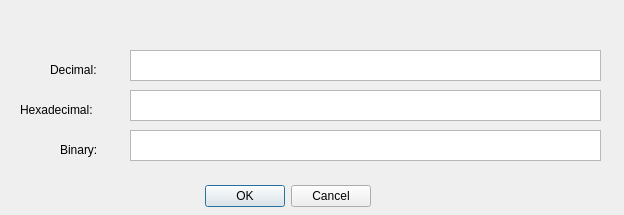
First picture: the form in hexwalk/converterdialog.ui, repository gcarmix/HexWalk, before the edit.
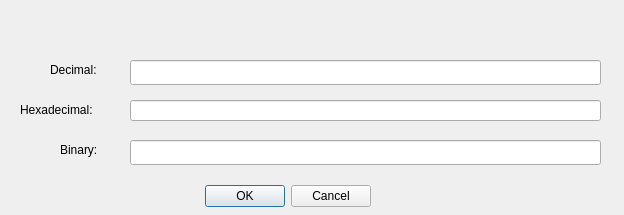
Second picture: the form after the edit.

```diff
--- a/hexwalk/converterdialog.ui
+++ b/hexwalk/converterdialog.ui
@@ -29,19 +29,6 @@
     <set>QDialogButtonBox::Cancel|QDialogButtonBox::Ok</set>
    </property>
   </widget>
-  <widget class="QTextEdit" name="decTextEdit">
-   <property name="geometry">
-    <rect>
-     <x>130</x>
-     <y>50</y>
-     <width>471</width>
-     <height>31</height>
-    </rect>
-   </property>
-   <property name="acceptRichText">
-    <bool>false</bool>
-   </property>
-  </widget>
   <widget class="QLabel" name="label">
    <property name="geometry">
     <rect>
@@ -55,16 +42,6 @@
     <string>Decimal:</string>
    </property>
   </widget>
-  <widget class="QTextEdit" name="hexTextEdit">
-   <property name="geometry">
-    <rect>
-     <x>130</x>
-     <y>90</y>
-     <width>471</width>
-     <height>31</height>
-    </rect>
-   </property>
-  </widget>
   <widget class="QLabel" name="label_2">
    <property name="geometry">
     <rect>
@@ -78,16 +55,6 @@
     <string>Hexadecimal:</string>
    </property>
   </widget>
-  <widget class="QTextEdit" name="binTextEdit">
-   <property name="geometry">
-    <rect>
-     <x>130</x>
-     <y>130</y>
-     <width>471</width>
-     <height>31</height>
-    </rect>
-   </property>
-  </widget>
   <widget class="QLabel" name="label_4">
    <property name="geometry">
     <rect>
@@ -101,6 +68,36 @@
     <string>Binary:</string>
    </property>
   </widget>
+  <widget class="QLineEdit" name="decTextEdit">
+   <property name="geometry">
+    <rect>
+     <x>130</x>
+     <y>60</y>
+     <width>471</width>
+     <height>25</height>
+    </rect>
+   </property>
+  </widget>
+  <widget class="QLineEdit" name="hexTextEdit">
+   <property name="geometry">
+    <rect>
+     <x>130</x>
+     <y>100</y>
+     <width>471</width>
+     <height>21</height>
+    </rect>
+   </property>
+  </widget>
+  <widget class="QLineEdit" name="binTextEdit">
+   <property name="geometry">
+    <rect>
+     <x>130</x>
+     <y>140</y>
+     <width>471</width>
+     <height>25</height>
+    </rect>
+   </property>
+  </widget>
  </widget>
  <resources/>
  <connections>
```
